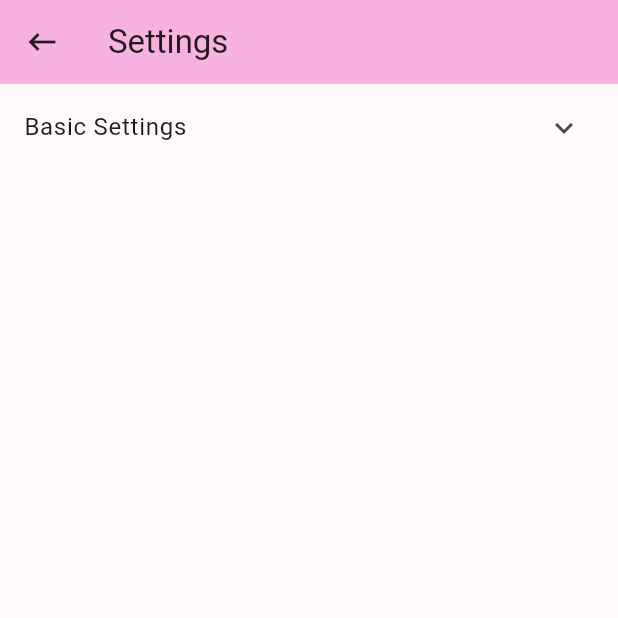
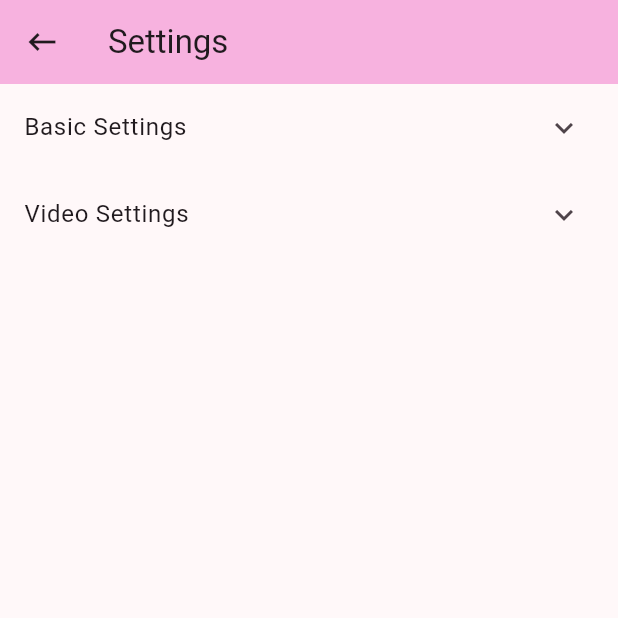
Before and after one commit to yuusukealmal/AniCat, a Flutter app: the SettingScreen screen opened directly, on a phone screen of 412 x 824 dp, the top half of it. Run offline on Flutter 3.47's test engine with Material 3 defaults, Android fonts, the phone set to English and light mode, and no system bars; our stand-ins replace flutter_colorpicker, permission_handler, shared_preferences; missing offline and left inert: beautiful_soup_dart, filesystem_picker, flutter_video_view, video_thumbnail; accounts and stored records are empty.

Commit message:
feat: add player setting

```diff
--- a/lib/config/SharedPreferences.dart
+++ b/lib/config/SharedPreferences.dart
@@ -63,9 +63,12 @@ class SharedPreferencesHelper with ChangeNotifier {
   }
 
   static Future<void> reset() async {
-    _prefs?.clear();
+    await _prefs?.clear();
     _prefs?.setInt("Home.Color", Color.fromARGB(255, 183, 58, 156).value);
     _prefs?.setString(
         "Anime.DownloadPath", (await getExternalStorageDirectory())!.path);
+    _prefs?.setBool("Video.AutoPlay", false);
+    _prefs?.setBool("Video.FullScreen", false);
+    _prefs?.setDouble("Video.PlaybackSpeed", 1.0);
   }
 }
--- a/lib/pages/SettingScreen.dart
+++ b/lib/pages/SettingScreen.dart
@@ -97,7 +97,52 @@ class _SettingScreenState extends State<SettingScreen>
                     ),
                     onTap: () => onClearCache(context)),
               ],
-            )
+            ),
+            ExpansionTile(title: Text("Video Settings"), children: [
+              ListTile(
+                  title: Text("Auto Play"),
+                  trailing: Switch(
+                    value: SharedPreferencesHelper.getBool("Video.AutoPlay") ??
+                        false,
+                    onChanged: (value) async {
+                      await SharedPreferencesHelper.setBool(
+                          "Video.AutoPlay", value);
+                      setState(() {});
+                    },
+                  )),
+              ListTile(
+                  title: Text("Fullscreen by Default"),
+                  trailing: Switch(
+                    value:
+                        SharedPreferencesHelper.getBool("Video.FullScreen") ??
+                            false,
+                    onChanged: (value) async {
+                      await SharedPreferencesHelper.setBool(
+                          "Video.FullScreen", value);
+                      setState(() {});
+                    },
+                  )),
+              ListTile(
+                title: Text("Playback Speed"),
+                trailing: DropdownButton(
+                  value: SharedPreferencesHelper.getDouble(
+                          "Video.PlaybackSpeed") ??
+                      1,
+                  items: const [
+                    DropdownMenuItem(value: 0.5, child: Text("0.5")),
+                    DropdownMenuItem(value: 1.0, child: Text("1")),
+                    DropdownMenuItem(value: 1.5, child: Text("1.5")),
+                    DropdownMenuItem(value: 2.0, child: Text("2")),
+                    DropdownMenuItem(value: 4.0, child: Text("4")),
+                  ],
+                  onChanged: (value) async {
+                    await SharedPreferencesHelper.setDouble(
+                        "Video.PlaybackSpeed", value?.toDouble() ?? 1.0);
+                    setState(() {});
+                  },
+                ),
+              ),
+            ])
           ])),
     );
   }
--- a/lib/pages/VideoPlayerScreen.dart
+++ b/lib/pages/VideoPlayerScreen.dart
@@ -2,6 +2,7 @@ import 'dart:io';
 import 'package:flutter/material.dart';
 import 'package:flutter_video_view/flutter_video_view.dart';
 import 'package:anicat/functions/behavior/ScreenRotate.dart';
+import 'package:anicat/config/SharedPreferences.dart';
 
 class VideoPlayerScreen extends StatefulWidget {
   final String filePath;
@@ -13,6 +14,12 @@ class VideoPlayerScreen extends StatefulWidget {
 
 class _VideoPlayerScreenState extends State<VideoPlayerScreen> with Rotate {
   VideoPlayerController? _videoPlayerController;
+  bool atuoPlay = SharedPreferencesHelper.getBool("Video.AutoPlay") ?? false;
+  bool fullScreen =
+      SharedPreferencesHelper.getBool("Video.FullScreen") ?? false;
+  double playbackSpeed =
+      SharedPreferencesHelper.getDouble("Video.PlaybackSpeed") ?? 1.0;
+
   @override
   void initState() {
     setLandscapeMode();
@@ -29,6 +36,7 @@ class _VideoPlayerScreenState extends State<VideoPlayerScreen> with Rotate {
   @override
   Widget build(BuildContext context) {
     _videoPlayerController = VideoPlayerController.file(File(widget.filePath));
+    _videoPlayerController!.setPlaybackSpeed(playbackSpeed);
 
     return VideoView(
       controller: VideoController(
@@ -36,8 +44,8 @@ class _VideoPlayerScreenState extends State<VideoPlayerScreen> with Rotate {
           videoConfig: VideoConfig(
               title: widget.filePath.split('/').last,
               showLock: true,
-              autoPlay: true,
-              fullScreenByDefault: true)),
+              autoPlay: atuoPlay,
+              fullScreenByDefault: fullScreen)),
     );
   }
 }
```
